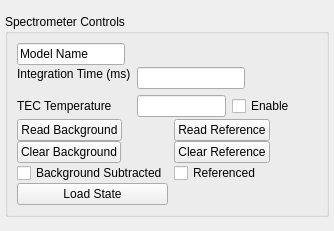
Above: nplab/instrument/spectrometer/ocean_optics_controls.ui from nanophotonics/nplab before the change. Below: the same form after it.
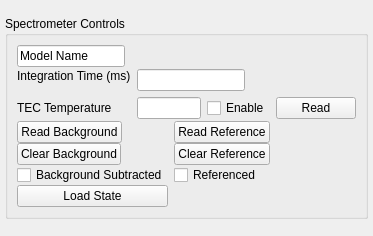
That is the form after the change.

Commit message: Read TEC button added to controls UI

```diff
--- a/nplab/instrument/spectrometer/ocean_optics_controls.ui
+++ b/nplab/instrument/spectrometer/ocean_optics_controls.ui
@@ -6,8 +6,8 @@
    <rect>
     <x>0</x>
     <y>0</y>
-    <width>334</width>
-    <height>231</height>
+    <width>373</width>
+    <height>236</height>
    </rect>
   </property>
   <property name="sizePolicy">
@@ -120,7 +120,14 @@
              <number>0</number>
             </property>
             <item>
-             <widget class="QLineEdit" name="tec_temperature"/>
+             <widget class="QLineEdit" name="tec_temperature">
+              <property name="minimumSize">
+               <size>
+                <width>40</width>
+                <height>0</height>
+               </size>
+              </property>
+             </widget>
             </item>
             <item>
              <widget class="QCheckBox" name="enable_tec">
@@ -129,6 +136,19 @@
               </property>
              </widget>
             </item>
+            <item>
+             <widget class="QPushButton" name="read_tec">
+              <property name="sizePolicy">
+               <sizepolicy hsizetype="Fixed" vsizetype="Fixed">
+                <horstretch>0</horstretch>
+                <verstretch>0</verstretch>
+               </sizepolicy>
+              </property>
+              <property name="text">
+               <string>Read</string>
+              </property>
+             </widget>
+            </item>
            </layout>
           </item>
          </layout>
```
The commit also changes 1 other file.
